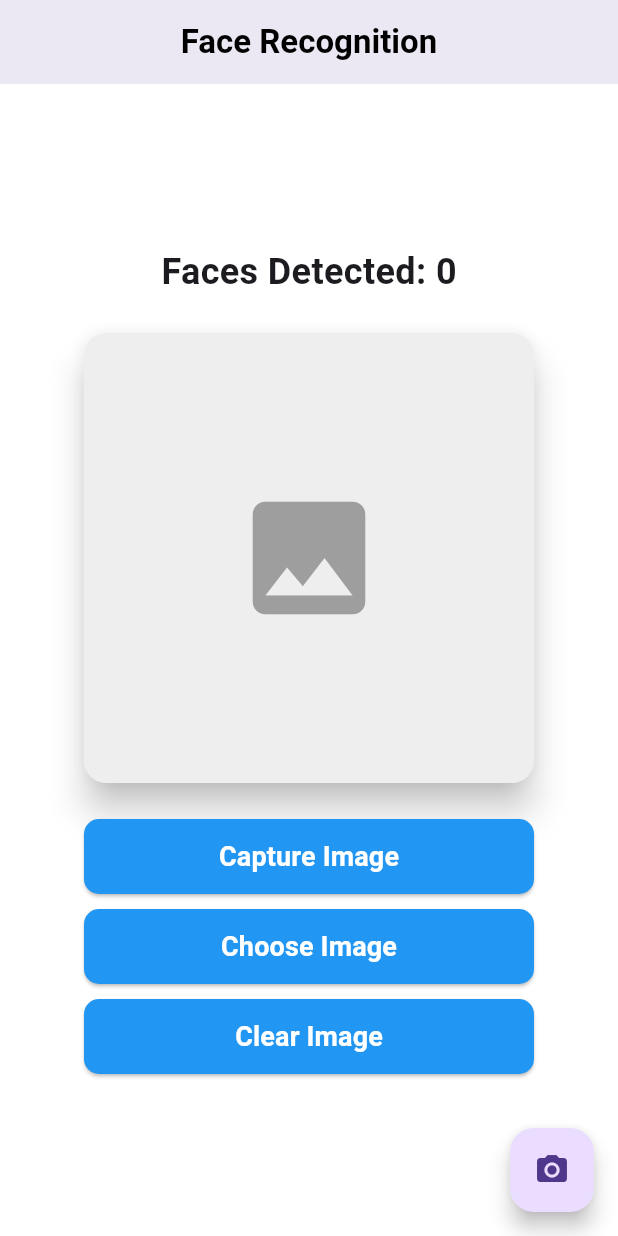
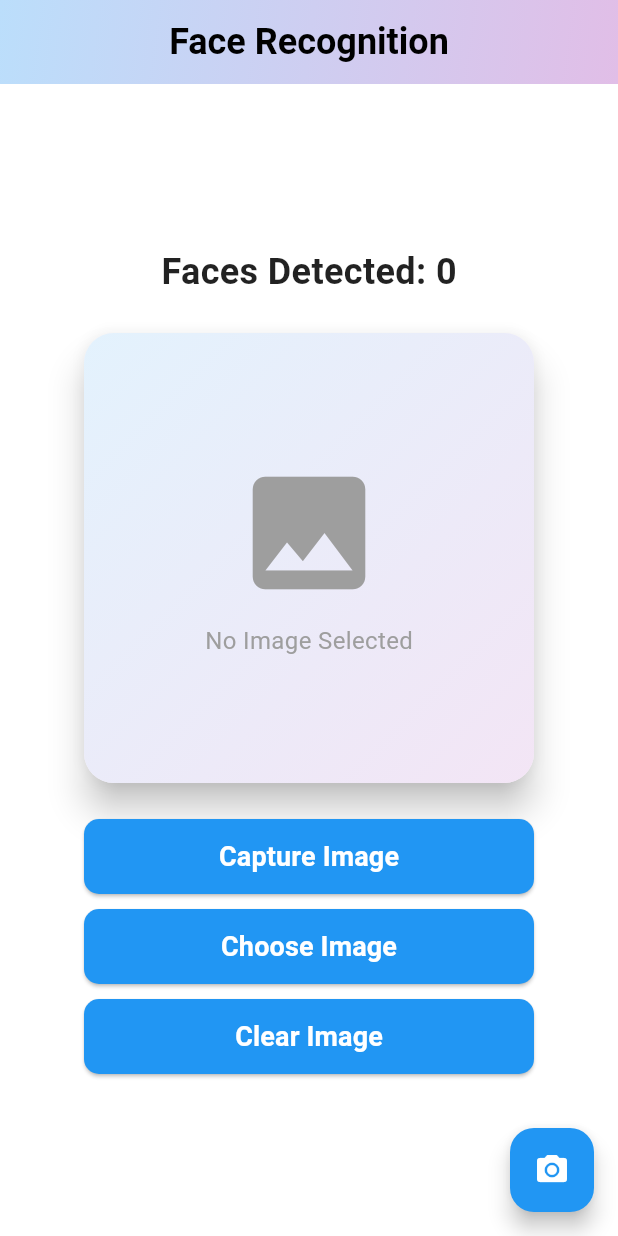
Before and after one commit to RensithUdara/face-detection-app, a Flutter app: the screen it shows after launch, on a phone screen of 412 x 824 dp. Run offline on Flutter 3.47's test engine with Material 3 defaults, Android fonts, the phone set to English and light mode, and no system bars; our stand-ins replace image_picker; missing offline and left inert: google_mlkit_face_detection.

Commit message:
Enhance UI with improved styling and gradients for better visual appeal

```diff
--- a/lib/choose_or_capture.dart
+++ b/lib/choose_or_capture.dart
@@ -84,11 +84,24 @@ class _ChooseOrCaptureState extends State<ChooseOrCapture> {
       appBar: AppBar(
         title: const Text(
           'Face Recognition',
-          style: TextStyle(color: Colors.black, fontWeight: FontWeight.bold),
+          style: TextStyle(
+            color: Colors.black,
+            fontWeight: FontWeight.bold,
+            fontSize: 24,
+          ),
         ),
         backgroundColor: Colors.white,
         elevation: 10,
         centerTitle: true,
+        flexibleSpace: Container(
+          decoration: BoxDecoration(
+            gradient: LinearGradient(
+              colors: [Colors.blue.shade100, Colors.purple.shade100],
+              begin: Alignment.topLeft,
+              end: Alignment.bottomRight,
+            ),
+          ),
+        ),
       ),
       body: Center(
         child: SingleChildScrollView(
@@ -98,24 +111,32 @@ class _ChooseOrCaptureState extends State<ChooseOrCapture> {
             children: [
               Text(
                 'Faces Detected: ${_faces.length}',
-                style: const TextStyle(fontSize: 24, fontWeight: FontWeight.bold),
+                style: const TextStyle(
+                  fontSize: 24,
+                  fontWeight: FontWeight.bold,
+                  color: Colors.black87,
+                ),
               ),
               const SizedBox(height: 20),
               Card(
                 elevation: 10,
                 shape: RoundedRectangleBorder(
-                  borderRadius: BorderRadius.circular(15),
+                  borderRadius: BorderRadius.circular(20),
                 ),
                 child: Container(
                   width: 300,
                   height: 300,
                   decoration: BoxDecoration(
-                    borderRadius: BorderRadius.circular(15),
-                    color: Colors.grey[200],
+                    borderRadius: BorderRadius.circular(20),
+                    gradient: LinearGradient(
+                      colors: [Colors.blue.shade50, Colors.purple.shade50],
+                      begin: Alignment.topLeft,
+                      end: Alignment.bottomRight,
+                    ),
                   ),
                   child: _image != null
                       ? ClipRRect(
-                          borderRadius: BorderRadius.circular(15),
+                          borderRadius: BorderRadius.circular(20),
                           child: CustomPaint(
                             painter: _imageUi != null
                                 ? FacePainter(_imageUi!, _faces)
@@ -123,35 +144,56 @@ class _ChooseOrCaptureState extends State<ChooseOrCapture> {
                           ),
                         )
                       : const Center(
-                          child: Icon(
-                            Icons.image,
-                            size: 100,
-                            color: Colors.grey,
+                          child: Column(
+                            mainAxisAlignment: MainAxisAlignment.center,
+                            children: [
+                              Icon(
+                                Icons.image,
+                                size: 100,
+                                color: Colors.grey,
+                              ),
+                              SizedBox(height: 10),
+                              Text(
+                                'No Image Selected',
+                                style: TextStyle(
+                                  fontSize: 16,
+                                  color: Colors.grey,
+                                ),
+                              ),
+                            ],
                           ),
                         ),
                 ),
               ),
               const SizedBox(height: 20),
               _isLoading
-                  ? const CircularProgressIndicator()
+                  ? const CircularProgressIndicator(
+                      valueColor: AlwaysStoppedAnimation<Color>(Colors.blue),
+                    )
                   : Column(
                       children: [
                         CustomElevatedButton(
                           text: 'Capture Image',
                           onPressed: captureImage,
-                          //icon: Icons.camera_alt,
+                          icon: Icons.camera_alt,
+                          backgroundColor: Colors.blue,
+                          textColor: Colors.white,
                         ),
                         const SizedBox(height: 10),
                         CustomElevatedButton(
                           text: 'Choose Image',
                           onPressed: chooseImage,
-                         // icon: Icons.photo_library,
+                          icon: Icons.photo_library,
+                          backgroundColor: Colors.purple,
+                          textColor: Colors.white,
                         ),
                         const SizedBox(height: 10),
                         CustomElevatedButton(
                           text: 'Clear Image',
                           onPressed: clearImage,
-                         // icon: Icons.delete,
+                          icon: Icons.delete,
+                          backgroundColor: Colors.red,
+                          textColor: Colors.white,
                         ),
                       ],
                     ),
@@ -161,7 +203,8 @@ class _ChooseOrCaptureState extends State<ChooseOrCapture> {
       ),
       floatingActionButton: FloatingActionButton(
         onPressed: captureImage,
-        child: const Icon(Icons.camera_alt),
+        backgroundColor: Colors.blue,
+        child: const Icon(Icons.camera_alt, color: Colors.white),
       ),
     );
   }
```
